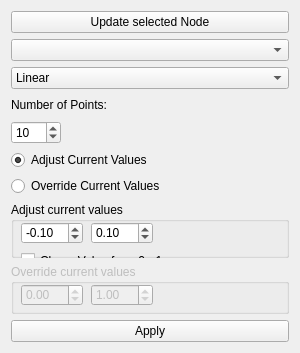
This is scripts/leo_randomRamp.ui in Kilbau/LEO_Tools as Qt 5 draws it before an edit. The edited form follows.
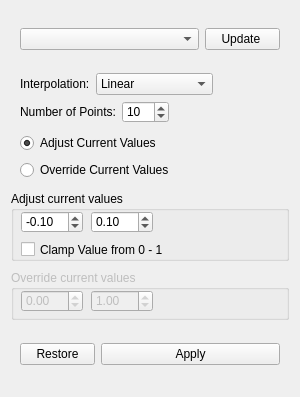
This is the edited form.

```diff
--- a/scripts/leo_randomRamp.ui
+++ b/scripts/leo_randomRamp.ui
@@ -10,7 +10,7 @@
     <x>0</x>
     <y>0</y>
     <width>300</width>
-    <height>353</height>
+    <height>397</height>
    </rect>
   </property>
   <property name="sizePolicy">
@@ -42,16 +42,126 @@
   </property>
   <layout class="QVBoxLayout" name="verticalLayout">
    <item>
-    <widget class="QPushButton" name="update_btn">
-     <property name="text">
-      <string>Update selected Node</string>
+    <widget class="QFrame" name="frame">
+     <property name="sizePolicy">
+      <sizepolicy hsizetype="Minimum" vsizetype="Minimum">
+       <horstretch>0</horstretch>
+       <verstretch>0</verstretch>
+      </sizepolicy>
      </property>
-    </widget>
-   </item>
+     <property name="maximumSize">
+      <size>
+       <width>16777215</width>
+       <height>50</height>
+      </size>
+     </property>
+     <property name="frameShape">
+      <enum>QFrame::NoFrame</enum>
+     </property>
+     <property name="frameShadow">
+      <enum>QFrame::Plain</enum>
+     </property>
+     <layout class="QHBoxLayout" name="horizontalLayout">
+      <property name="topMargin">
+       <number>0</number>
+      </property>
+      <property name="bottomMargin">
+       <number>0</number>
+      </property>
    <item>
     <widget class="QComboBox" name="parm_combo"/>
    </item>
    <item>
+       <widget class="QPushButton" name="update_btn">
+        <property name="maximumSize">
+         <size>
+          <width>75</width>
+          <height>16777215</height>
+         </size>
+        </property>
+        <property name="text">
+         <string>Update </string>
+        </property>
+       </widget>
+      </item>
+     </layout>
+     <zorder>label</zorder>
+     <zorder>numpts</zorder>
+     <zorder>update_btn</zorder>
+     <zorder>parm_combo</zorder>
+    </widget>
+   </item>
+   <item>
+    <widget class="QFrame" name="frame_3">
+     <property name="maximumSize">
+      <size>
+       <width>16777215</width>
+       <height>50</height>
+      </size>
+     </property>
+     <property name="frameShape">
+      <enum>QFrame::NoFrame</enum>
+     </property>
+     <property name="frameShadow">
+      <enum>QFrame::Plain</enum>
+     </property>
+     <property name="lineWidth">
+      <number>0</number>
+     </property>
+     <layout class="QVBoxLayout" name="verticalLayout_2">
+      <property name="spacing">
+       <number>6</number>
+      </property>
+      <property name="margin">
+       <number>0</number>
+      </property>
+      <item>
+       <widget class="QFrame" name="frame_5">
+        <property name="maximumSize">
+         <size>
+          <width>16777215</width>
+          <height>35</height>
+         </size>
+        </property>
+        <property name="frameShape">
+         <enum>QFrame::NoFrame</enum>
+        </property>
+        <property name="frameShadow">
+         <enum>QFrame::Plain</enum>
+        </property>
+        <property name="lineWidth">
+         <number>0</number>
+        </property>
+        <layout class="QHBoxLayout" name="horizontalLayout_4">
+         <property name="spacing">
+          <number>6</number>
+         </property>
+         <property name="leftMargin">
+          <number>9</number>
+         </property>
+         <property name="topMargin">
+          <number>0</number>
+         </property>
+         <property name="rightMargin">
+          <number>0</number>
+         </property>
+         <property name="bottomMargin">
+          <number>0</number>
+         </property>
+         <item>
+          <widget class="QLabel" name="label_2">
+           <property name="maximumSize">
+            <size>
+             <width>100</width>
+             <height>20</height>
+            </size>
+           </property>
+           <property name="text">
+            <string>Interpolation:</string>
+           </property>
+          </widget>
+         </item>
+         <item>
     <widget class="QComboBox" name="comboBox">
      <item>
       <property name="text">
@@ -91,10 +201,66 @@
     </widget>
    </item>
    <item>
+          <spacer name="horizontalSpacer_2">
+           <property name="orientation">
+            <enum>Qt::Horizontal</enum>
+           </property>
+           <property name="sizeHint" stdset="0">
+            <size>
+             <width>40</width>
+             <height>20</height>
+            </size>
+           </property>
+          </spacer>
+         </item>
+        </layout>
+        <zorder>override_rbtn</zorder>
+        <zorder>comboBox</zorder>
+        <zorder>label_2</zorder>
+        <zorder>horizontalSpacer_2</zorder>
+       </widget>
+      </item>
+      <item>
+       <widget class="QFrame" name="frame_4">
+        <property name="maximumSize">
+         <size>
+          <width>16777215</width>
+          <height>35</height>
+         </size>
+        </property>
+        <property name="layoutDirection">
+         <enum>Qt::LeftToRight</enum>
+        </property>
+        <property name="autoFillBackground">
+         <bool>false</bool>
+        </property>
+        <property name="frameShape">
+         <enum>QFrame::NoFrame</enum>
+        </property>
+        <property name="frameShadow">
+         <enum>QFrame::Plain</enum>
+        </property>
+        <property name="lineWidth">
+         <number>0</number>
+        </property>
+        <layout class="QHBoxLayout" name="horizontalLayout_3">
+         <property name="spacing">
+          <number>6</number>
+         </property>
+         <property name="topMargin">
+          <number>0</number>
+         </property>
+         <property name="rightMargin">
+          <number>0</number>
+         </property>
+         <property name="bottomMargin">
+          <number>0</number>
+         </property>
+         <item>
     <widget class="QLabel" name="label">
      <property name="maximumSize">
       <size>
-       <width>16777215</width>
+             <width>100</width>
        <height>20</height>
       </size>
      </property>
@@ -123,6 +289,49 @@
     </widget>
    </item>
    <item>
+          <spacer name="horizontalSpacer">
+           <property name="orientation">
+            <enum>Qt::Horizontal</enum>
+           </property>
+           <property name="sizeHint" stdset="0">
+            <size>
+             <width>40</width>
+             <height>20</height>
+            </size>
+           </property>
+          </spacer>
+         </item>
+        </layout>
+       </widget>
+      </item>
+     </layout>
+    </widget>
+   </item>
+   <item>
+    <widget class="QFrame" name="frame_6">
+     <property name="maximumSize">
+      <size>
+       <width>16777215</width>
+       <height>50</height>
+      </size>
+     </property>
+     <property name="frameShape">
+      <enum>QFrame::NoFrame</enum>
+     </property>
+     <property name="frameShadow">
+      <enum>QFrame::Sunken</enum>
+     </property>
+     <layout class="QVBoxLayout" name="verticalLayout_3">
+      <property name="topMargin">
+       <number>0</number>
+      </property>
+      <property name="rightMargin">
+       <number>0</number>
+      </property>
+      <property name="bottomMargin">
+       <number>0</number>
+      </property>
+      <item>
     <widget class="QRadioButton" name="adjust_rbtn">
      <property name="text">
       <string>Adjust Current Values</string>
@@ -139,6 +348,9 @@
      </property>
     </widget>
    </item>
+     </layout>
+    </widget>
+   </item>
    <item>
     <widget class="QGroupBox" name="adjust_box">
      <property name="maximumSize">
@@ -150,6 +362,9 @@
      <property name="title">
       <string>Adjust current values</string>
      </property>
+     <property name="flat">
+      <bool>true</bool>
+     </property>
      <widget class="QCheckBox" name="adj_clamp_cb">
       <property name="geometry">
        <rect>
@@ -226,6 +441,12 @@
      <property name="title">
       <string>Override current values</string>
      </property>
+     <property name="flat">
+      <bool>true</bool>
+     </property>
+     <property name="checkable">
+      <bool>false</bool>
+     </property>
      <widget class="QDoubleSpinBox" name="over_fitupper_text">
       <property name="geometry">
        <rect>
@@ -273,6 +494,34 @@
     </widget>
    </item>
    <item>
+    <widget class="QFrame" name="frame_2">
+     <property name="maximumSize">
+      <size>
+       <width>16777215</width>
+       <height>50</height>
+      </size>
+     </property>
+     <property name="frameShape">
+      <enum>QFrame::NoFrame</enum>
+     </property>
+     <property name="frameShadow">
+      <enum>QFrame::Plain</enum>
+     </property>
+     <layout class="QHBoxLayout" name="horizontalLayout_2">
+      <item>
+       <widget class="QPushButton" name="restore_btn">
+        <property name="maximumSize">
+         <size>
+          <width>75</width>
+          <height>16777215</height>
+         </size>
+        </property>
+        <property name="text">
+         <string>Restore</string>
+        </property>
+       </widget>
+      </item>
+      <item>
     <widget class="QPushButton" name="apply_btn">
      <property name="text">
       <string>Apply</string>
@@ -281,9 +530,9 @@
    </item>
   </layout>
  </widget>
- <tabstops>
-  <tabstop>parm_combo</tabstop>
- </tabstops>
+   </item>
+  </layout>
+ </widget>
  <resources/>
  <connections>
   <connection>
```
Lines whose indentation alone changed are shown as unchanged.
